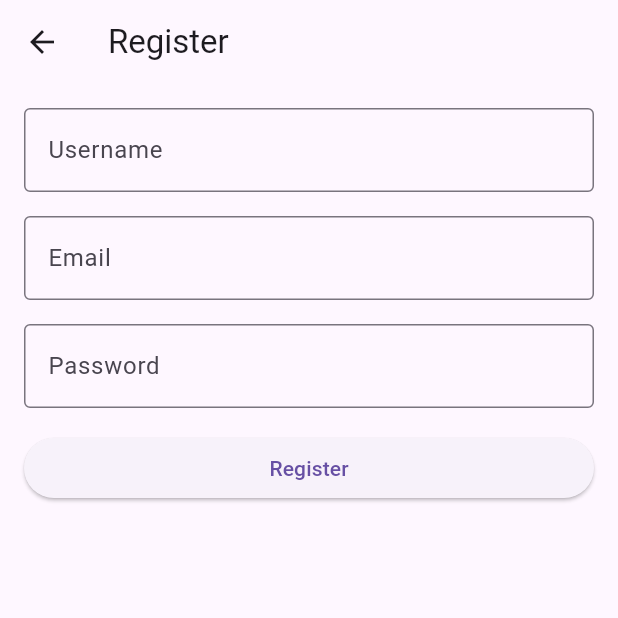
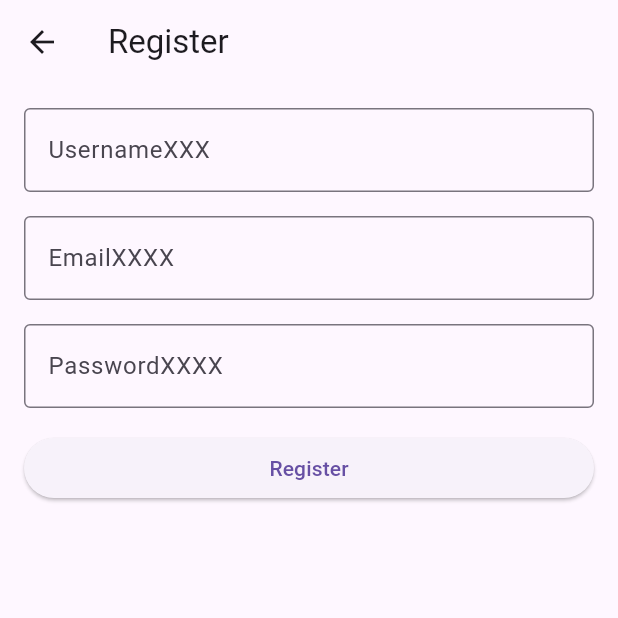
Before and after one commit to merlabinovasyon/CiftlikFlutter, a Flutter app: the RegisterPage screen opened directly, on a phone screen of 412 x 824 dp, the top half of it. Run offline on Flutter 3.47's test engine with Material 3 defaults, Android fonts, the phone set to English and light mode, and no system bars; our stand-ins replace shared_preferences, sqflite; accounts and stored records are empty.

Commit message:
XXXX Eklendi

```diff
--- a/lib/registerPage.dart
+++ b/lib/registerPage.dart
@@ -64,7 +64,7 @@ class _RegisterPageState extends State<RegisterPage> {
             TextField(
               controller: usernameController,
               decoration: InputDecoration(
-                labelText: 'Username',
+                labelText: 'UsernameXXX',
                 border: OutlineInputBorder(),
               ),
             ),
@@ -72,7 +72,7 @@ class _RegisterPageState extends State<RegisterPage> {
             TextField(
               controller: emailController,
               decoration: InputDecoration(
-                labelText: 'Email',
+                labelText: 'EmailXXXX',
                 border: OutlineInputBorder(),
               ),
               keyboardType: TextInputType.emailAddress,
@@ -81,7 +81,7 @@ class _RegisterPageState extends State<RegisterPage> {
             TextField(
               controller: passwordController,
               decoration: InputDecoration(
-                labelText: 'Password',
+                labelText: 'PasswordXXXX',
                 border: OutlineInputBorder(),
               ),
               obscureText: true,
```
Also changed, not shown: 1 other file.
